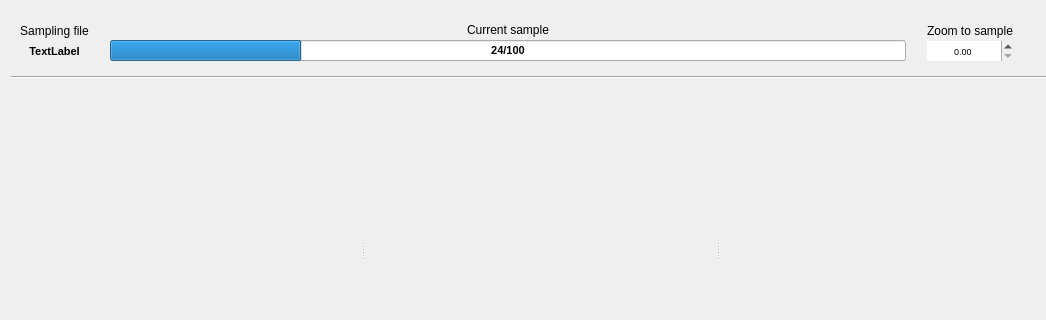
The window that ui/classification_dialog.ui (SMByC/AcATaMa) describes before a commit, drawn with Qt 5; both pictures show x 0 to 1046 and y 0 to 320 of the 1294 by 759 pixel window.
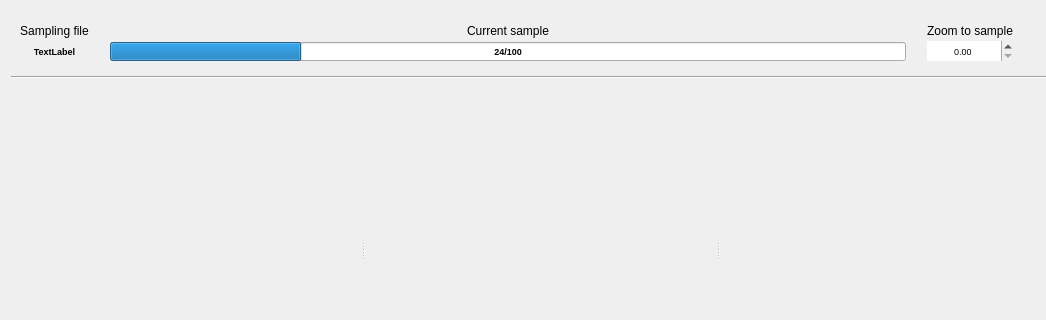
The same window after the commit. Icons and pictures are not drawn. Custom widgets are drawn as their Qt base class.

Commit message: Set sampling file name

```diff
--- a/ui/classification_dialog.ui
+++ b/ui/classification_dialog.ui
@@ -100,7 +100,7 @@
           <widget class="QLabel" name="SamplingFileLabel">
            <property name="font">
             <font>
-             <pointsize>8</pointsize>
+             <pointsize>7</pointsize>
              <weight>75</weight>
              <bold>true</bold>
             </font>
@@ -161,7 +161,7 @@
            </property>
            <property name="font">
             <font>
-             <pointsize>8</pointsize>
+             <pointsize>7</pointsize>
              <weight>75</weight>
              <bold>true</bold>
             </font>
```
The commit also changes 1 other file.
